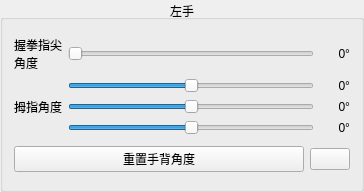
FOHEART/MotionGloveUI, file ui/finger/h2FingerAdjustEnhancedWidget.ui: the form before one commit.
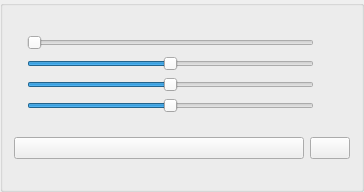
The form after the commit.

```diff
--- a/ui/finger/h2FingerAdjustEnhancedWidget.ui
+++ b/ui/finger/h2FingerAdjustEnhancedWidget.ui
@@ -34,9 +34,6 @@
      <property name="enabled">
       <bool>true</bool>
      </property>
-     <property name="title">
-      <string>左手</string>
-     </property>
      <property name="alignment">
       <set>Qt::AlignCenter</set>
      </property>
@@ -51,9 +48,6 @@
           <property name="enabled">
            <bool>true</bool>
           </property>
-          <property name="text">
-           <string>重置手背角度</string>
-          </property>
          </widget>
         </item>
         <item>
@@ -64,9 +58,7 @@
             <verstretch>0</verstretch>
            </sizepolicy>
           </property>
-          <property name="text">
-           <string/>
-          </property>
+
          </widget>
         </item>
        </layout>
@@ -81,10 +73,6 @@
             <verstretch>0</verstretch>
            </sizepolicy>
           </property>
-          <property name="text">
-           <string>握拳指尖
-角度</string>
-          </property>
          </widget>
         </item>
         <item row="1" column="2">
@@ -95,9 +83,6 @@
             <height>0</height>
            </size>
           </property>
-          <property name="text">
-           <string>0°</string>
-          </property>
           <property name="alignment">
            <set>Qt::AlignRight|Qt::AlignTrailing|Qt::AlignVCenter</set>
           </property>
@@ -140,9 +125,6 @@
             <height>0</height>
            </size>
           </property>
-          <property name="text">
-           <string>0°</string>
-          </property>
           <property name="alignment">
            <set>Qt::AlignRight|Qt::AlignTrailing|Qt::AlignVCenter</set>
           </property>
@@ -185,9 +167,6 @@
             <height>0</height>
            </size>
           </property>
-          <property name="text">
-           <string>0°</string>
-          </property>
           <property name="alignment">
            <set>Qt::AlignRight|Qt::AlignTrailing|Qt::AlignVCenter</set>
           </property>
@@ -201,9 +180,6 @@
             <height>0</height>
            </size>
           </property>
-          <property name="text">
-           <string>0°</string>
-          </property>
           <property name="alignment">
            <set>Qt::AlignRight|Qt::AlignTrailing|Qt::AlignVCenter</set>
           </property>
@@ -211,9 +187,6 @@
         </item>
         <item row="1" column="0" rowspan="3">
          <widget class="QLabel" name="label">
-          <property name="text">
-           <string>拇指角度</string>
-          </property>
          </widget>
         </item>
        </layout>
```
